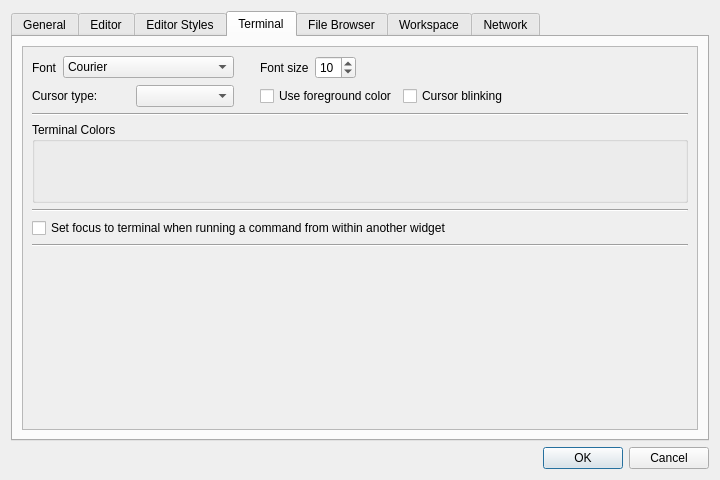
Above: libgui/src/settings-dialog.ui from ctaggart/octave before the change. Below: the same form after it.
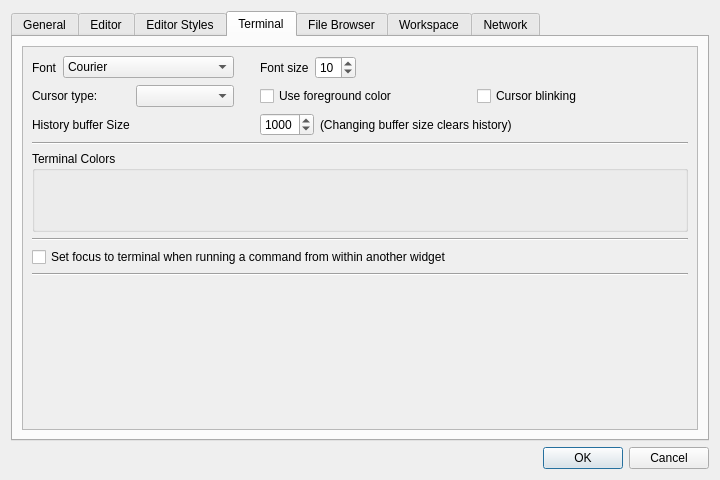
That is the form after the change. The open tabs and pages were chosen to show the change.

Commit message: Add preference for terminal windows buffer size (bug #41474)

What changed in the file:
```diff
--- a/libgui/src/settings-dialog.ui
+++ b/libgui/src/settings-dialog.ui
@@ -1255,6 +1255,62 @@
                  </item>
                 </layout>
                </item>
+              <item row="2" column="2">
+                <layout class="QHBoxLayout" name="horizontalLayout_5">
+                 <property name="topMargin">
+                  <number>0</number>
+               </property>
+                 <item>
+                  <widget class="QSpinBox" name="terminal_history_buffer">
+                   <property name="minimum">
+                    <number>0</number>
+                   </property>
+                   <property name="maximum">
+                    <number>5000</number>
+                   </property>
+                   <property name="singleStep">
+                    <number>20</number>
+                   </property>
+                   <property name="value">
+                    <number>1000</number>
+                   </property>
+                 </widget>
+                 </item>
+                 <item>
+                  <widget class="QLabel" name="label_20">
+                   <property name="text">
+                    <string>(Changing buffer size clears history)</string>
+                   </property>
+                  </widget>
+                 </item>
+                 <item>
+                  <spacer name="horizontalSpacer_16">
+                   <property name="orientation">
+                    <enum>Qt::Horizontal</enum>
+                   </property>
+                   <property name="sizeHint" stdset="0">
+                    <size>
+                     <width>40</width>
+                     <height>20</height>
+                    </size>
+                   </property>
+                  </spacer>
+                 </item>
+                </layout>
+               </item>
+               <item row="2" column="0">
+                <widget class="QLabel" name="label_19">
+                 <property name="minimumSize">
+                  <size>
+                   <width>100</width>
+                   <height>20</height>
+                  </size>
+                 </property>
+                 <property name="text">
+                  <string>History buffer Size</string>
+                 </property>
+                </widget>
+               </item>
                <item row="0" column="1">
                 <spacer name="horizontalSpacer_28">
                  <property name="orientation">
@@ -1271,19 +1327,12 @@
                  </property>
                 </spacer>
                </item>
-               <item row="1" column="3">
-                <spacer name="horizontalSpacer_26">
-                 <property name="orientation">
-                  <enum>Qt::Horizontal</enum>
-                 </property>
                  <property name="sizeHint" stdset="0">
                   <size>
                    <width>40</width>
                    <height>20</height>
                   </size>
                  </property>
-                </spacer>
-               </item>
               </layout>
              </item>
              <item>
@@ -1340,6 +1389,9 @@
              <property name="orientation">
               <enum>Qt::Vertical</enum>
              </property>
+             <property name="sizeType">
+              <enum>QSizePolicy::Expanding</enum>
+             </property>
              <property name="sizeHint" stdset="0">
               <size>
                <width>20</width>
```
Left out of the diff: 2 changed lines with no effect on the pictures. The commit also changes 7 other files.
